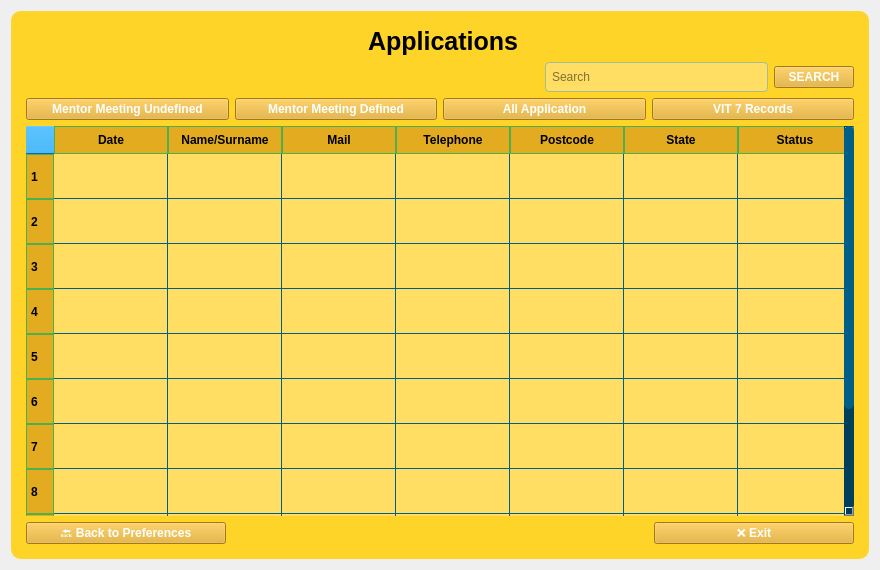
KursaDSc/Python-Module-Week7, file ui/applications.ui: the form before one commit.
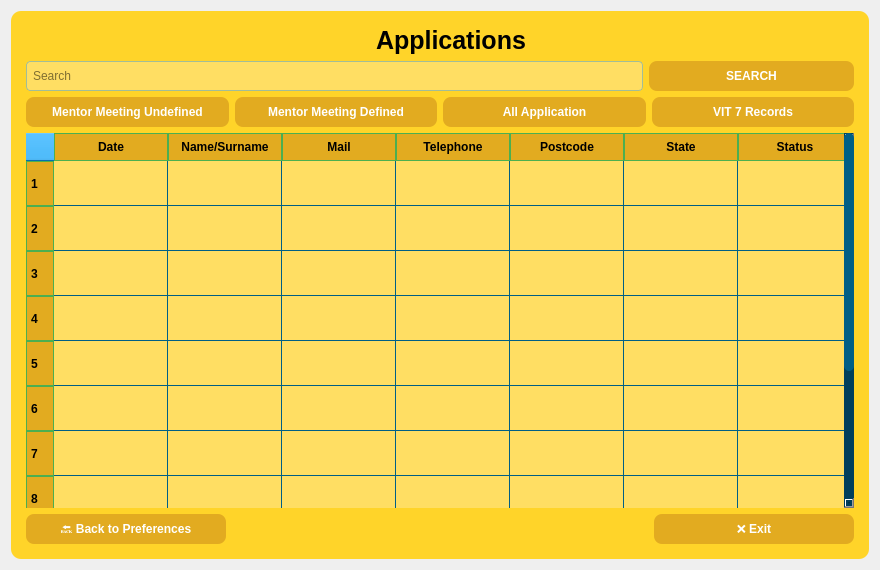
The form after the commit. Icons and pictures are not drawn.

Diff of the .ui file:
```diff
--- a/ui/applications.ui
+++ b/ui/applications.ui
@@ -116,10 +116,7 @@
 </string>
      </property>
      <property name="frameShape">
-      <enum>QFrame::Shape::StyledPanel</enum>
-     </property>
-     <property name="frameShadow">
-      <enum>QFrame::Shadow::Raised</enum>
+      <enum>QFrame::NoFrame</enum>
      </property>
      <layout class="QVBoxLayout" name="verticalLayout_2">
       <property name="leftMargin">
@@ -162,6 +159,19 @@
          </widget>
         </item>
         <item>
+         <spacer name="horizontalSpacer">
+          <property name="orientation">
+           <enum>Qt::Horizontal</enum>
+          </property>
+          <property name="sizeHint" stdset="0">
+           <size>
+            <width>40</width>
+            <height>20</height>
+           </size>
+          </property>
+         </spacer>
+        </item>
+        <item alignment="Qt::AlignHCenter">
          <widget class="QLabel" name="title_label">
           <property name="baseSize">
            <size>
@@ -176,23 +186,17 @@
           <property name="text">
            <string>Applications</string>
           </property>
-          <property name="alignment">
-           <set>Qt::AlignmentFlag::AlignCenter</set>
-          </property>
          </widget>
         </item>
         <item>
-         <spacer name="horizontalSpacer">
+         <spacer name="horizontalSpacer_2">
           <property name="orientation">
-           <enum>Qt::Orientation::Horizontal</enum>
-          </property>
-          <property name="sizeType">
-           <enum>QSizePolicy::Policy::Fixed</enum>
+           <enum>Qt::Horizontal</enum>
           </property>
           <property name="sizeHint" stdset="0">
            <size>
-            <width>110</width>
-            <height>30</height>
+            <width>40</width>
+            <height>20</height>
            </size>
           </property>
          </spacer>
@@ -200,23 +204,7 @@
        </layout>
       </item>
       <item>
-       <layout class="QHBoxLayout" name="horizontalLayout_4" stretch="70,30,10">
-        <item>
-         <spacer name="horizontalSpacer_3">
-          <property name="orientation">
-           <enum>Qt::Orientation::Horizontal</enum>
-          </property>
-          <property name="sizeType">
-           <enum>QSizePolicy::Policy::Expanding</enum>
-          </property>
-          <property name="sizeHint" stdset="0">
-           <size>
-            <width>400</width>
-            <height>30</height>
-           </size>
-          </property>
-         </spacer>
-        </item>
+       <layout class="QHBoxLayout" name="horizontalLayout_4" stretch="30,10">
         <item>
          <widget class="QLineEdit" name="search_edit">
           <property name="enabled">
@@ -256,7 +244,8 @@
            <bool>false</bool>
           </property>
           <property name="styleSheet">
-           <string notr="true"/>
+           <string notr="true">    border-radius: 8px;
+    padding: 8px;</string>
           </property>
           <property name="text">
            <string>SEARCH</string>
@@ -279,8 +268,8 @@
            <bool>false</bool>
           </property>
           <property name="styleSheet">
-           <string notr="true">
-</string>
+           <string notr="true">    border-radius: 8px;
+    padding: 8px;</string>
           </property>
           <property name="text">
            <string>Mentor Meeting Undefined</string>
@@ -299,7 +288,8 @@
            <bool>false</bool>
           </property>
           <property name="styleSheet">
-           <string notr="true"/>
+           <string notr="true">    border-radius: 8px;
+    padding: 8px;</string>
           </property>
           <property name="text">
            <string>Mentor Meeting Defined</string>
@@ -318,7 +308,8 @@
            <bool>false</bool>
           </property>
           <property name="styleSheet">
-           <string notr="true"/>
+           <string notr="true">    border-radius: 8px;
+    padding: 8px;</string>
           </property>
           <property name="text">
            <string>All Application</string>
@@ -337,7 +328,8 @@
            <bool>false</bool>
           </property>
           <property name="styleSheet">
-           <string notr="true"/>
+           <string notr="true">    border-radius: 8px;
+    padding: 8px;</string>
           </property>
           <property name="text">
            <string>VIT 7 Records</string>
@@ -354,9 +346,9 @@
            <colorrole role="WindowText">
             <brush brushstyle="SolidPattern">
              <color alpha="255">
-              <red>43</red>
-              <green>43</green>
-              <blue>43</blue>
+              <red>0</red>
+              <green>0</green>
+              <blue>0</blue>
              </color>
             </brush>
            </colorrole>
@@ -383,18 +375,18 @@
            <colorrole role="Text">
             <brush brushstyle="SolidPattern">
              <color alpha="255">
-              <red>43</red>
-              <green>43</green>
-              <blue>43</blue>
+              <red>0</red>
+              <green>0</green>
+              <blue>0</blue>
              </color>
             </brush>
            </colorrole>
            <colorrole role="ButtonText">
             <brush brushstyle="SolidPattern">
              <color alpha="255">
-              <red>43</red>
-              <green>43</green>
-              <blue>43</blue>
+              <red>0</red>
+              <green>0</green>
+              <blue>0</blue>
              </color>
             </brush>
            </colorrole>
@@ -468,9 +460,9 @@
            <colorrole role="PlaceholderText">
             <brush brushstyle="SolidPattern">
              <color alpha="128">
-              <red>43</red>
-              <green>43</green>
-              <blue>43</blue>
+              <red>0</red>
+              <green>0</green>
+              <blue>0</blue>
              </color>
             </brush>
            </colorrole>
@@ -479,9 +471,9 @@
            <colorrole role="WindowText">
             <brush brushstyle="SolidPattern">
              <color alpha="255">
-              <red>43</red>
-              <green>43</green>
-              <blue>43</blue>
+              <red>0</red>
+              <green>0</green>
+              <blue>0</blue>
              </color>
             </brush>
            </colorrole>
@@ -508,18 +500,18 @@
            <colorrole role="Text">
             <brush brushstyle="SolidPattern">
              <color alpha="255">
-              <red>43</red>
-              <green>43</green>
-              <blue>43</blue>
+              <red>0</red>
+              <green>0</green>
+              <blue>0</blue>
              </color>
             </brush>
            </colorrole>
            <colorrole role="ButtonText">
             <brush brushstyle="SolidPattern">
              <color alpha="255">
-              <red>43</red>
-              <green>43</green>
-              <blue>43</blue>
+              <red>0</red>
+              <green>0</green>
+              <blue>0</blue>
              </color>
             </brush>
            </colorrole>
@@ -593,9 +585,9 @@
            <colorrole role="PlaceholderText">
             <brush brushstyle="SolidPattern">
              <color alpha="128">
-              <red>43</red>
-              <green>43</green>
-              <blue>43</blue>
+              <red>0</red>
+              <green>0</green>
+              <blue>0</blue>
              </color>
             </brush>
            </colorrole>
@@ -604,9 +596,9 @@
            <colorrole role="WindowText">
             <brush brushstyle="SolidPattern">
              <color alpha="255">
-              <red>43</red>
-              <green>43</green>
-              <blue>43</blue>
+              <red>0</red>
+              <green>0</green>
+              <blue>0</blue>
              </color>
             </brush>
            </colorrole>
@@ -633,18 +625,18 @@
            <colorrole role="Text">
             <brush brushstyle="SolidPattern">
              <color alpha="255">
-              <red>43</red>
-              <green>43</green>
-              <blue>43</blue>
+              <red>0</red>
+              <green>0</green>
+              <blue>0</blue>
              </color>
             </brush>
            </colorrole>
            <colorrole role="ButtonText">
             <brush brushstyle="SolidPattern">
              <color alpha="255">
-              <red>43</red>
-              <green>43</green>
-              <blue>43</blue>
+              <red>0</red>
+              <green>0</green>
+              <blue>0</blue>
              </color>
             </brush>
            </colorrole>
@@ -718,9 +710,9 @@
            <colorrole role="PlaceholderText">
             <brush brushstyle="SolidPattern">
              <color alpha="128">
-              <red>43</red>
-              <green>43</green>
-              <blue>43</blue>
+              <red>0</red>
+              <green>0</green>
+              <blue>0</blue>
              </color>
             </brush>
            </colorrole>
@@ -861,7 +853,8 @@
            <bool>false</bool>
           </property>
           <property name="styleSheet">
-           <string notr="true"/>
+           <string notr="true">    border-radius: 8px;
+    padding: 8px;</string>
           </property>
           <property name="text">
            <string>🔙 Back to Preferences</string>
@@ -869,9 +862,9 @@
          </widget>
         </item>
         <item>
-         <spacer name="horizontalSpacer_4">
+         <spacer name="horizontalSpacer_3">
           <property name="orientation">
-           <enum>Qt::Orientation::Horizontal</enum>
+           <enum>Qt::Horizontal</enum>
           </property>
           <property name="sizeHint" stdset="0">
            <size>
@@ -905,7 +898,8 @@
            <bool>false</bool>
           </property>
           <property name="styleSheet">
-           <string notr="true"/>
+           <string notr="true">    border-radius: 8px;
+    padding: 8px;</string>
           </property>
           <property name="text">
            <string>❌ Exit</string>
```
Left out of the diff: 2 changed lines with no effect on the pictures.
